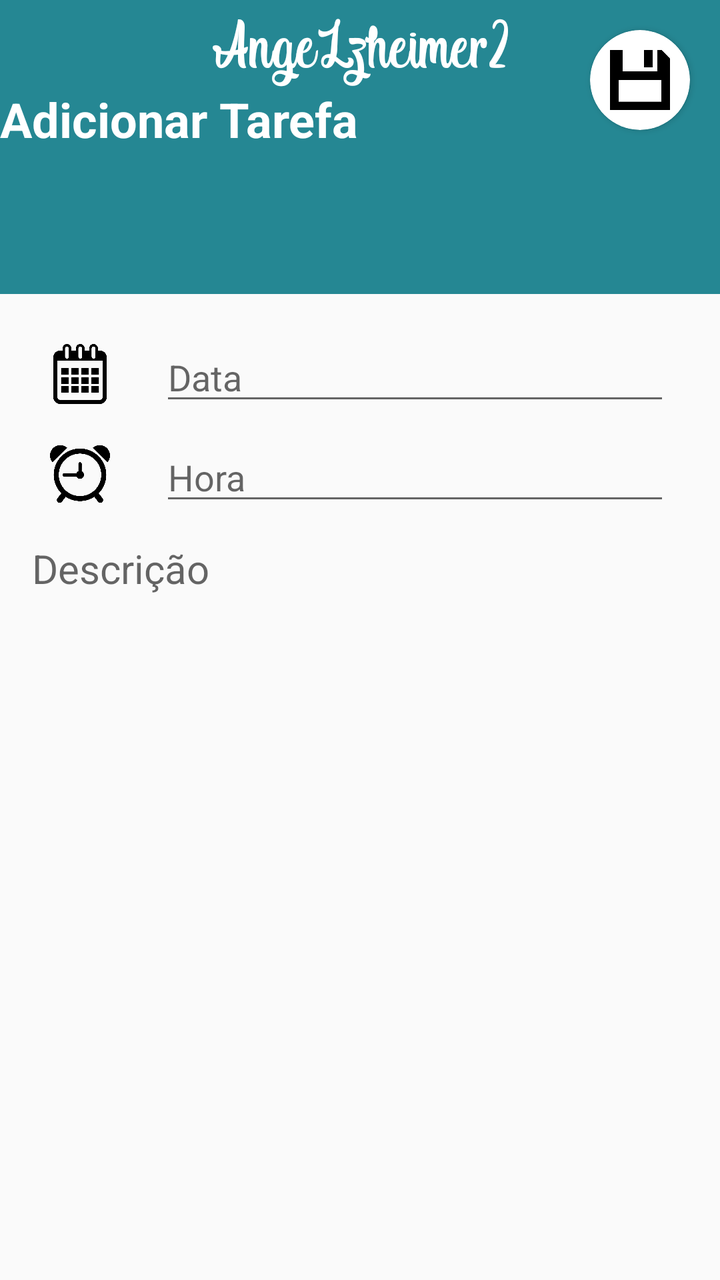
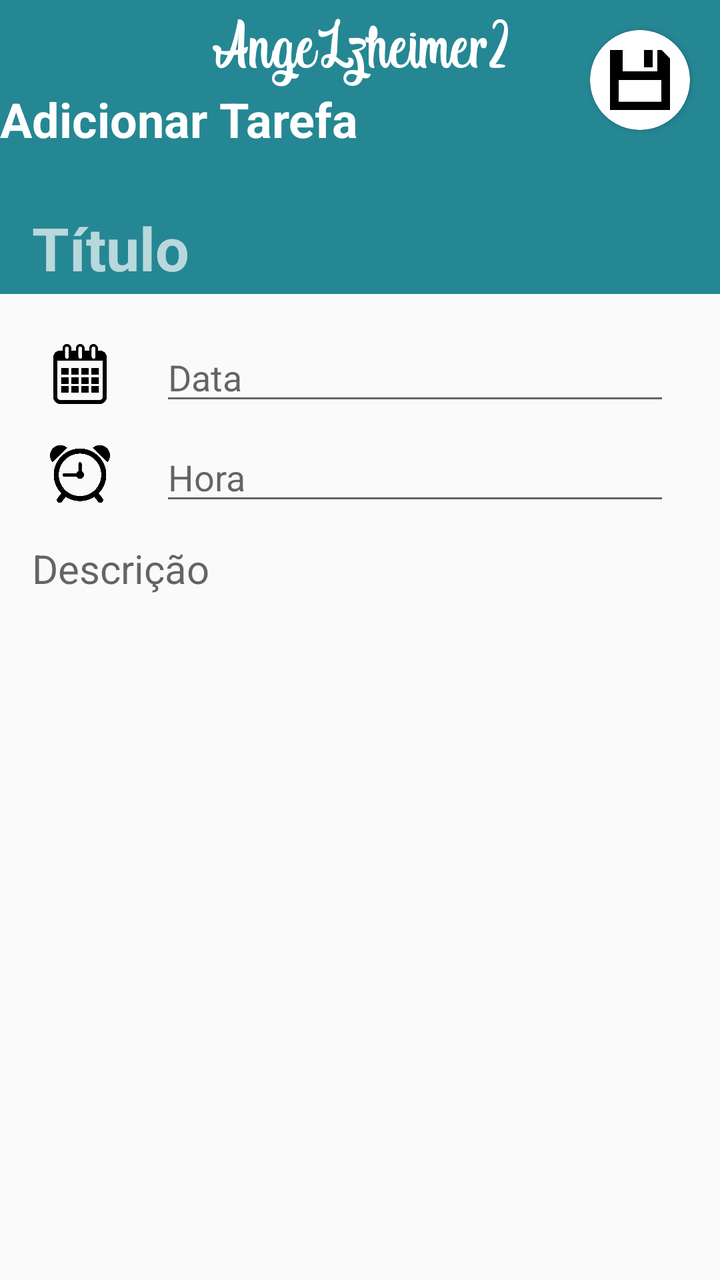

Two renders of the same Android screen: before a commit and after it. Below are the layout's source before the change and the commit's diff.
<!-- AndroidManifest.xml: application theme AppTheme.NoActionBar -->
<!-- res/layout/activity_add_task.xml -->
<?xml version="1.0" encoding="utf-8"?>
<androidx.constraintlayout.widget.ConstraintLayout xmlns:android="http://schemas.android.com/apk/res/android"
    xmlns:app="http://schemas.android.com/apk/res-auto"
    xmlns:tools="http://schemas.android.com/tools"
    android:layout_width="match_parent"
    android:layout_height="match_parent"
    tools:context=".paciente.ActivityAddTask">


    <EditText
        android:id="@+id/et_titulo"
        android:layout_width="0dp"
        android:layout_height="wrap_content"
        android:layout_marginStart="16dp"
        android:layout_marginTop="25dp"
        android:layout_marginEnd="16dp"
        android:background="@android:color/transparent"
        android:ems="10"
        android:hint="@string/Titulo"
        android:inputType="textShortMessage"
        android:maxLength="15"
        android:paddingTop="3dp"
        android:paddingBottom="3dp"
        android:textAlignment="textStart"
        android:textColor="#FFFFFF"
        android:textColorHint="#ADFFFFFF"
        android:textSize="30sp"
        android:textStyle="bold"
        app:layout_constraintEnd_toEndOf="parent"
        app:layout_constraintStart_toStartOf="parent"
        app:layout_constraintTop_toBottomOf="@+id/textView3" />

    <EditText
        android:id="@+id/tv_data"
        android:layout_width="0dp"
        android:layout_height="wrap_content"
        android:layout_marginStart="25dp"
        android:layout_marginEnd="25dp"
        android:editable="false"
        android:focusable="false"
        android:focusableInTouchMode="false"
        android:hint="@string/date"
        android:inputType="date|none"
        android:textSize="18sp"
        app:layout_constraintBottom_toBottomOf="@+id/imageView2"
        app:layout_constraintEnd_toEndOf="parent"
        app:layout_constraintStart_toEndOf="@+id/imageView2"
        app:layout_constraintTop_toTopOf="@+id/imageView2" />

    <EditText
        android:id="@+id/tv_hora"
        android:layout_width="0dp"
        android:layout_height="wrap_content"
        android:layout_marginStart="25dp"
        android:layout_marginEnd="25dp"
        android:editable="false"
        android:focusable="false"
        android:focusableInTouchMode="false"
        android:hint="@string/hour"
        android:inputType="time"
        android:textSize="18sp"
        app:layout_constraintBottom_toBottomOf="@+id/imageView3"
        app:layout_constraintEnd_toEndOf="parent"
        app:layout_constraintStart_toEndOf="@+id/imageView2"
        app:layout_constraintTop_toTopOf="@+id/imageView3" />

    <EditText
        android:id="@+id/et_descricao"
        android:layout_width="0dp"
        android:layout_height="0dp"
        android:layout_marginStart="16dp"
        android:layout_marginTop="10dp"
        android:layout_marginEnd="16dp"
        android:layout_marginBottom="25dp"
        android:background="@android:color/transparent"
        android:ems="10"
        android:gravity="start|top"
        android:hint="@string/descricao"
        android:inputType="textMultiLine"
        android:paddingTop="3dp"
        android:textSize="20sp"
        app:layout_constraintBottom_toBottomOf="parent"
        app:layout_constraintEnd_toEndOf="parent"
        app:layout_constraintStart_toStartOf="parent"
        app:layout_constraintTop_toBottomOf="@+id/tv_hora" />

    <FrameLayout
        android:id="@+id/frameLayout"
        android:layout_width="match_parent"
        android:layout_height="0dp"
        android:background="@color/colorPrimary"
        app:layout_constraintBottom_toBottomOf="@+id/et_titulo"
        app:layout_constraintEnd_toEndOf="parent"
        app:layout_constraintStart_toStartOf="parent"
        app:layout_constraintTop_toTopOf="parent">

    </FrameLayout>

    <ImageView
        android:id="@+id/imageView2"
        android:layout_width="30dp"
        android:layout_height="30dp"
        android:layout_marginStart="25dp"
        android:layout_marginTop="25dp"
        app:layout_constraintStart_toStartOf="parent"
        app:layout_constraintTop_toBottomOf="@+id/frameLayout"
        app:srcCompat="@drawable/date" />

    <ImageView
        android:id="@+id/imageView3"
        android:layout_width="30dp"
        android:layout_height="30dp"
        android:layout_marginTop="20dp"
        app:layout_constraintStart_toStartOf="@+id/imageView2"
        app:layout_constraintTop_toBottomOf="@+id/imageView2"
        app:srcCompat="@drawable/hour" />

    <TextView
        android:id="@+id/textView2"
        android:layout_width="match_parent"
        android:layout_height="wrap_content"
        android:layout_gravity="center_horizontal"
        android:layout_marginTop="5dp"
        android:fontFamily="@font/indigo_daisy"
        android:gravity="center"
        android:text="@string/app_name"
        android:textColor="#FFFFFF"
        android:textSize="36sp"
        app:layout_constraintEnd_toEndOf="parent"
        app:layout_constraintStart_toStartOf="parent"
        app:layout_constraintTop_toTopOf="parent" />

    <TextView
        android:id="@+id/textView3"
        android:layout_width="match_parent"
        android:layout_height="wrap_content"
        android:text="@string/add"
        android:textAlignment="center"
        android:textColor="#FFFFFF"
        android:textSize="24sp"
        android:textStyle="bold"
        app:layout_constraintEnd_toEndOf="parent"
        app:layout_constraintStart_toStartOf="parent"
        app:layout_constraintTop_toBottomOf="@+id/textView2" />

    <androidx.cardview.widget.CardView
        android:id="@+id/cv_save"
        android:layout_width="50dp"
        android:layout_height="50dp"
        android:layout_marginTop="15dp"
        android:layout_marginEnd="15dp"
        android:clickable="true"
        android:foregroundGravity="center"
        app:cardCornerRadius="25dp"
        app:layout_constraintEnd_toEndOf="parent"
        app:layout_constraintTop_toTopOf="parent">

        <ImageView
            android:id="@+id/imageView4"
            android:layout_width="30dp"
            android:layout_height="30dp"
            android:layout_gravity="center"
            android:foregroundGravity="center"
            app:srcCompat="@drawable/save" />
    </androidx.cardview.widget.CardView>


</androidx.constraintlayout.widget.ConstraintLayout>
<!-- resources referenced by this layout -->
<resources>
  <color name="colorPrimary">#258793</color>
  <!-- drawable date: png bitmap (drawable, 5774 bytes) -->
  <!-- drawable hour: png bitmap (drawable, 11481 bytes) -->
  <!-- drawable save: png bitmap (drawable, 1899 bytes) -->
  <string name="Titulo">Título</string>
  <string name="add">Adicionar Tarefa</string>
  <string name="app_name">AngeLzheimer2</string>
  <string name="date">Data</string>
  <string name="descricao">Descrição</string>
  <string name="hour">Hora</string>
  <style name="AppTheme.NoActionBar">
          <item name="windowActionBar">false</item>
          <item name="windowNoTitle">true</item>
      </style>
</resources>

<!-- the commit's change to res/layout/activity_add_task.xml (unified diff, before → after) -->
@@ -6,6 +6,18 @@
     android:layout_height="match_parent"
     tools:context=".paciente.ActivityAddTask">
 
+
+    <FrameLayout
+        android:id="@+id/frameLayout"
+        android:layout_width="match_parent"
+        android:layout_height="0dp"
+        android:background="@color/colorPrimary"
+        app:layout_constraintBottom_toBottomOf="@+id/et_titulo"
+        app:layout_constraintEnd_toEndOf="parent"
+        app:layout_constraintStart_toStartOf="parent"
+        app:layout_constraintTop_toTopOf="parent">
+
+    </FrameLayout>
 
     <EditText
         android:id="@+id/et_titulo"
@@ -84,18 +96,6 @@
         app:layout_constraintStart_toStartOf="parent"
         app:layout_constraintTop_toBottomOf="@+id/tv_hora" />
 
-    <FrameLayout
-        android:id="@+id/frameLayout"
-        android:layout_width="match_parent"
-        android:layout_height="0dp"
-        android:background="@color/colorPrimary"
-        app:layout_constraintBottom_toBottomOf="@+id/et_titulo"
-        app:layout_constraintEnd_toEndOf="parent"
-        app:layout_constraintStart_toStartOf="parent"
-        app:layout_constraintTop_toTopOf="parent">
-
-    </FrameLayout>
-
     <ImageView
         android:id="@+id/imageView2"
         android:layout_width="30dp"
